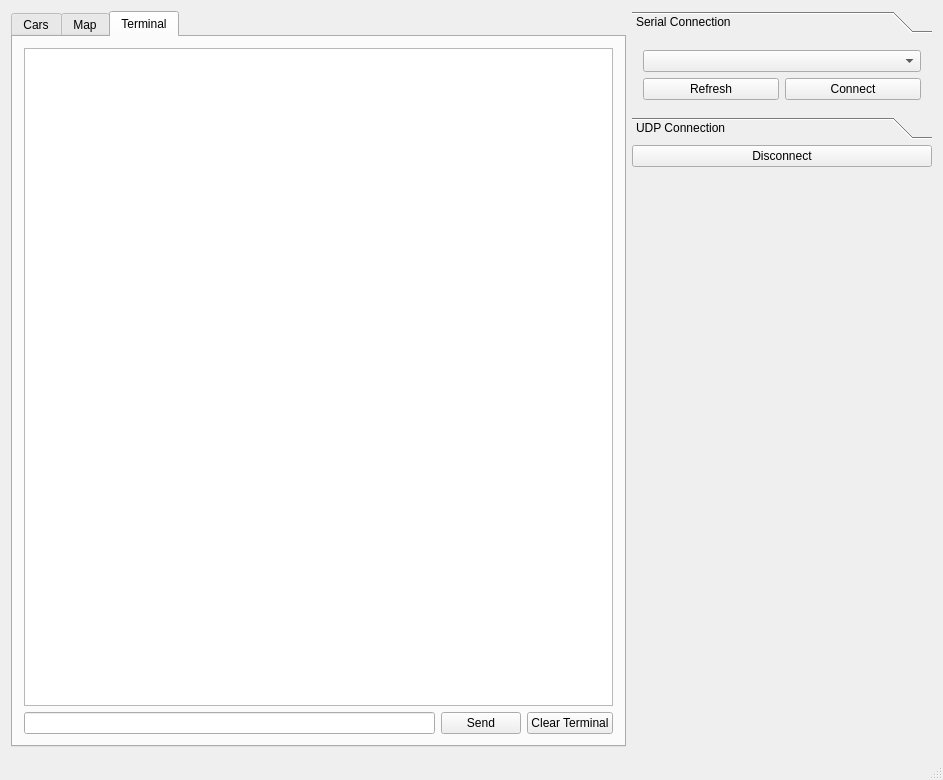
Before: the Qt Designer form Linux/RC_Car_Tool/mainwindow.ui in vedderb/rise_sdvp, drawn with Qt 5.
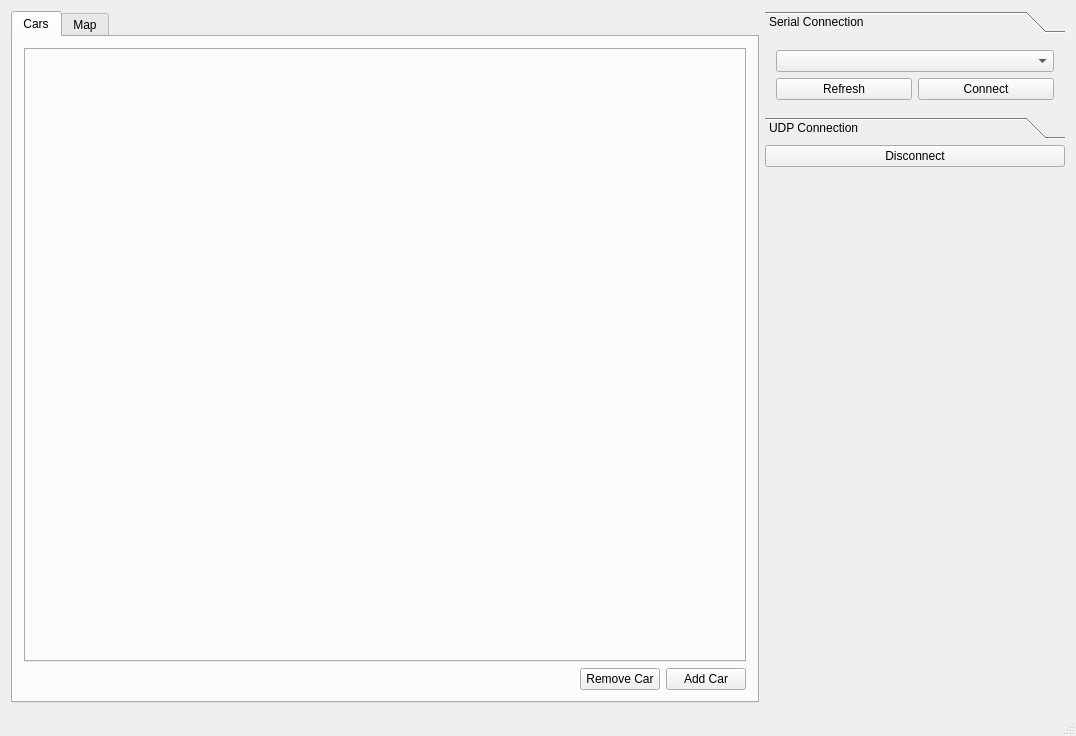
After: the same form once the commit is applied. The open tabs and pages were chosen to show the change. Custom widgets are drawn as their Qt base class.

Commit message: Terminal implementation, IMU RT plots, CC2520 packet size and fragmentation fixes

The edit to the form file:
```diff
--- a/Linux/RC_Car_Tool/mainwindow.ui
+++ b/Linux/RC_Car_Tool/mainwindow.ui
@@ -6,8 +6,8 @@
    <rect>
     <x>0</x>
     <y>0</y>
-    <width>943</width>
-    <height>780</height>
+    <width>1076</width>
+    <height>736</height>
    </rect>
   </property>
   <property name="windowTitle">
@@ -113,37 +113,6 @@
         </item>
        </layout>
       </widget>
-      <widget class="QWidget" name="tab_3">
-       <attribute name="title">
-        <string>Terminal</string>
-       </attribute>
-       <layout class="QVBoxLayout" name="verticalLayout_4">
-        <item>
-         <widget class="QTextBrowser" name="terminalBrowser"/>
-        </item>
-        <item>
-         <layout class="QHBoxLayout" name="horizontalLayout_4">
-          <item>
-           <widget class="QLineEdit" name="terminalEdit"/>
-          </item>
-          <item>
-           <widget class="QPushButton" name="terminalSendButton">
-            <property name="text">
-             <string>Send</string>
-            </property>
-           </widget>
-          </item>
-          <item>
-           <widget class="QPushButton" name="terminalClearButton">
-            <property name="text">
-             <string>Clear Terminal</string>
-            </property>
-           </widget>
-          </item>
-         </layout>
-        </item>
-       </layout>
-      </widget>
      </widget>
     </item>
     <item>
@@ -171,7 +140,7 @@
            <x>0</x>
            <y>0</y>
            <width>300</width>
-           <height>82</height>
+           <height>78</height>
           </rect>
          </property>
          <attribute name="label">
```
Left out of the diff: 25 changed lines with no effect on the pictures. The commit also changes 18 other files.
